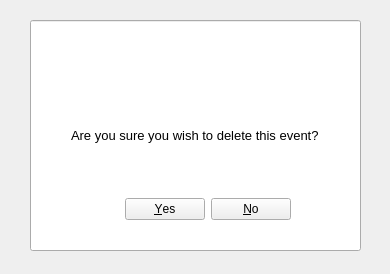
Old version of the form deleteevent.ui in the repository MicahNE/ForecastApp.
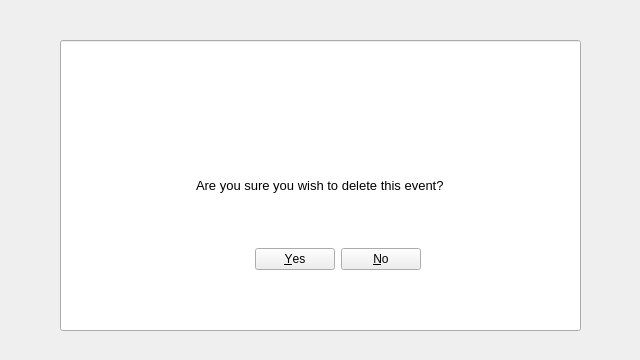
New version of the form.

What changed in the file:
```diff
--- a/deleteevent.ui
+++ b/deleteevent.ui
@@ -6,8 +6,8 @@
    <rect>
     <x>0</x>
     <y>0</y>
-    <width>390</width>
-    <height>274</height>
+    <width>640</width>
+    <height>360</height>
    </rect>
   </property>
   <property name="windowTitle">
@@ -16,8 +16,8 @@
   <widget class="QDialogButtonBox" name="deleteEventButtons">
    <property name="geometry">
     <rect>
-     <x>100</x>
-     <y>190</y>
+     <x>230</x>
+     <y>240</y>
      <width>191</width>
      <height>39</height>
     </rect>
@@ -29,10 +29,10 @@
   <widget class="QLineEdit" name="deleteEventQuestionText">
    <property name="geometry">
     <rect>
-     <x>30</x>
-     <y>20</y>
-     <width>331</width>
-     <height>231</height>
+     <x>60</x>
+     <y>40</y>
+     <width>521</width>
+     <height>291</height>
     </rect>
    </property>
    <property name="font">
```
